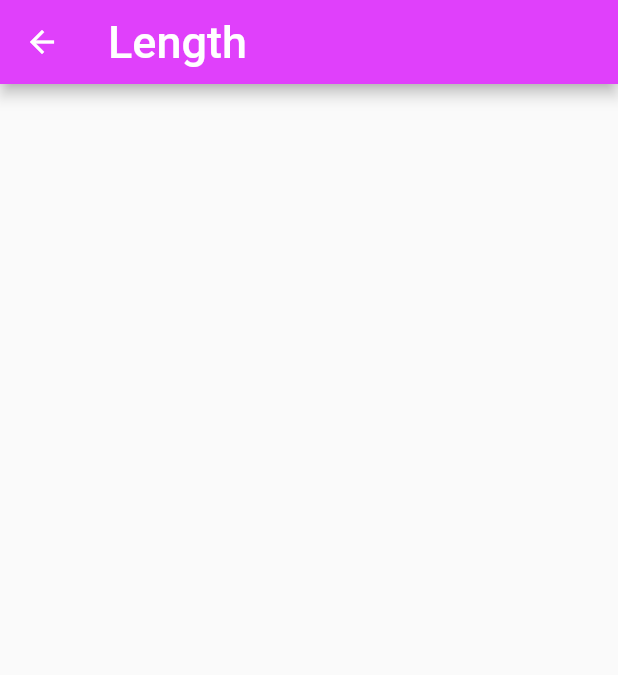
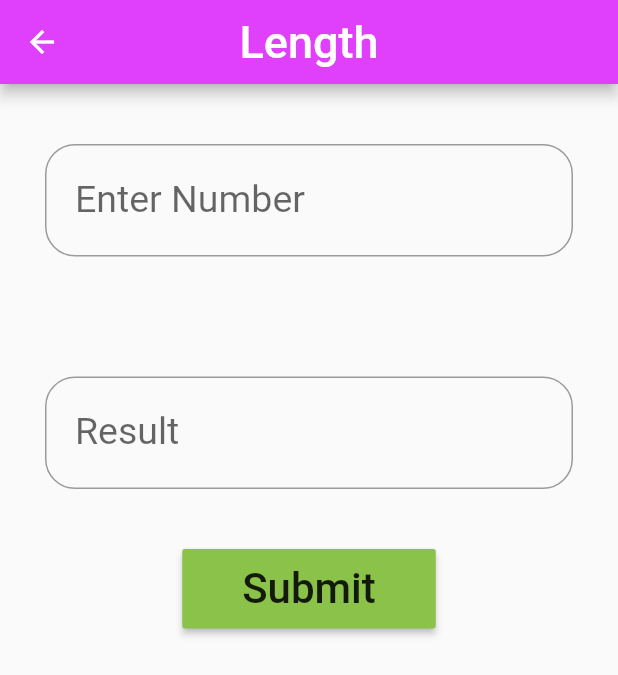
Before and after one commit to vicmoh/UnitConverter-Flutter, a Flutter app: the screen it shows after launch, after a tap on "Length", on a phone screen of 412 x 824 dp. Shown: the top 675 px of the screen. Run offline on Flutter 3.47's test engine with Material 2 defaults, Android fonts, the phone set to English and light mode, and no system bars.

Commit message:
unit input

```diff
--- a/lib/src/unit.dart
+++ b/lib/src/unit.dart
@@ -1,9 +1,7 @@
 import 'package:flutter/material.dart';
 
-class UnitScreen extends StatelessWidget{
-  UnitScreen({
-    this.title
-  });
+class UnitScreen extends StatelessWidget {
+  UnitScreen({this.title});
 
   final String title;
 
@@ -11,10 +9,74 @@ class UnitScreen extends StatelessWidget{
   Widget build(BuildContext context) {
     return Scaffold(
       appBar: AppBar(
-          title: Text(title, textAlign: TextAlign.center, textScaleFactor: 1.5),
-          backgroundColor: Colors.purpleAccent,
+        centerTitle: true,
+        title: Text(title, textAlign: TextAlign.center, textScaleFactor: 1.5),
+        backgroundColor: Colors.purpleAccent,
       ),
-      body: Container(),
+      body: UnitInputContainer(),
     );
   }
 }
+
+class UnitInputContainer extends StatefulWidget {
+  @override
+  State<StatefulWidget> createState() {
+    return UnitInputContainerState();
+  }
+}
+
+class UnitInputContainerState extends State<UnitInputContainer> {
+  final TextEditingController _inputController = TextEditingController();
+
+  Widget buttonWidget(){
+    return Container(
+      child: RaisedButton(
+        color: Colors.lightGreen,
+        padding: EdgeInsets.only(top: 10.0, bottom: 10.0, right: 40.0, left: 40.0),
+        child: Text("Submit", textScaleFactor: 2.0),
+        onPressed: (){
+          _inputController.text = "yee";
+        },
+      ),
+    );
+  }
+
+  Widget inputWidget(String label, {String value}) {
+    if (value != null) {
+      _inputController.text = value;
+    }
+    return Container(
+      padding: EdgeInsets.only(top: 10.0, bottom: 10.0),
+      margin: EdgeInsets.all(30.0),
+      child: TextField(
+        textAlign: TextAlign.center,
+        style: TextStyle(
+          fontSize: 30.0,
+          color: Colors.black,
+        ),
+        controller: _inputController,
+        keyboardType: TextInputType.number,
+        decoration: InputDecoration(
+          labelText: label,
+          labelStyle: TextStyle(fontSize: 25.0),
+          contentPadding: EdgeInsets.all(20.0),
+          border: OutlineInputBorder(
+            borderRadius: BorderRadius.circular(20.0),
+            gapPadding: 4.0,
+          ),
+        ),
+      )
+    );
+  }
+
+  @override
+  Widget build(BuildContext context) {
+    return Column(
+      children: <Widget>[
+        inputWidget("Enter Number"),
+        inputWidget("Result", value: _inputController.text),
+        buttonWidget(),
+      ],
+    );
+  }
+}
```
Also changed, not shown: 1 other file.
